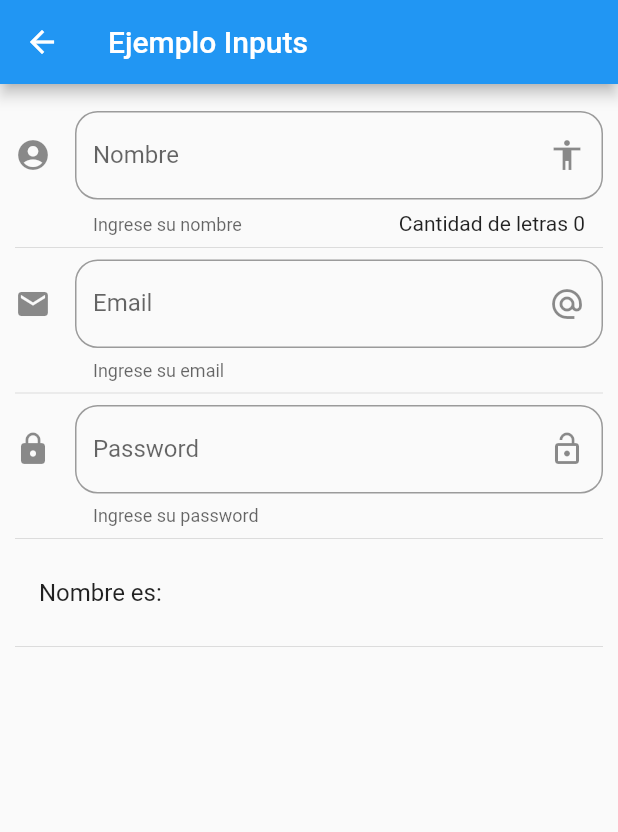
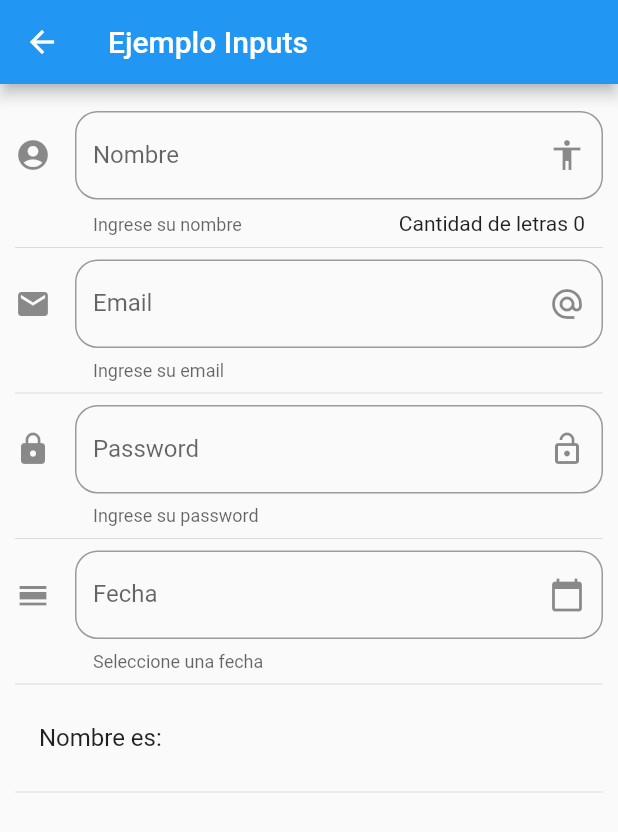
Before and after one commit to julianGonzalezV/poc_flutter, a Flutter app: the screen it shows after launch, after a tap on "5. Campos de entrada (email, pd, date ..", on a phone screen of 412 x 824 dp. Shown: the top 832 px of the screen. Run offline on Flutter 3.47's test engine with Material 2 defaults, Android fonts, the phone set to English and light mode, and no system bars; network calls fail.

Commit message:
input date type

```diff
--- a/lib/src/app.dart
+++ b/lib/src/app.dart
@@ -1,6 +1,7 @@
 import 'package:flutter/material.dart';
 import 'package:poc_flutter/src/pages/alert_page.dart';
 import 'package:poc_flutter/src/routes/routes.dart';
+import 'package:flutter_localizations/flutter_localizations.dart';
 
 class PruebaConcepto extends StatelessWidget {
   @override
@@ -9,6 +10,19 @@ class PruebaConcepto extends StatelessWidget {
     // use debugShowCheckedModeBanner:false
     return MaterialApp(
       debugShowCheckedModeBanner: false,
+      localizationsDelegates: [
+        // ... app-specific localization delegate[s] here
+        GlobalMaterialLocalizations.delegate,
+        GlobalWidgetsLocalizations.delegate,
+        GlobalCupertinoLocalizations.delegate,
+      ],
+      supportedLocales: [
+        const Locale('en', ''),
+        const Locale('es', 'ES'),
+        const Locale.fromSubtags(
+            languageCode: 'zh'), // Chinese *See Advanced Locales below*
+        // ... other locales the app supports
+      ],
       initialRoute: '/',
       routes: appRoutes(),
 
--- a/lib/src/pages/inputs_page.dart
+++ b/lib/src/pages/inputs_page.dart
@@ -9,8 +9,10 @@ class EjemploInputsState extends State<EjemploInputs> {
   String _nombre = '';
   String _email = '';
   String _password = '';
+  String _fecha = '';
+  TextEditingController _inputFechaCtr = new TextEditingController();
 
-  Widget _crearInput() {
+  Widget _input() {
     return TextField(
       //autofocus: true, para que aparezca el teclado de una
       textCapitalization: TextCapitalization.sentences,
@@ -30,7 +32,7 @@ class EjemploInputsState extends State<EjemploInputs> {
     );
   }
 
-  Widget _crearEmailInput() {
+  Widget _emailInput() {
     return TextField(
       keyboardType: TextInputType.emailAddress,
       decoration: InputDecoration(
@@ -48,7 +50,7 @@ class EjemploInputsState extends State<EjemploInputs> {
     );
   }
 
-  Widget _crearPasswordInput() {
+  Widget _passwordInput() {
     return TextField(
       obscureText: true,
       decoration: InputDecoration(
@@ -66,10 +68,44 @@ class EjemploInputsState extends State<EjemploInputs> {
     );
   }
 
+  Widget _fechaInput(BuildContext context) {
+    return TextField(
+      controller: _inputFechaCtr,
+      enableInteractiveSelection: false,
+      decoration: InputDecoration(
+          border: OutlineInputBorder(borderRadius: BorderRadius.circular(15.0)),
+          hintText: 'Fecha',
+          labelText: 'Fecha',
+          helperText: 'Seleccione una fecha',
+          suffixIcon: Icon(Icons.calendar_today),
+          icon: Icon(Icons.calendar_view_day)),
+      onTap: () {
+        FocusScope.of(context).requestFocus(new FocusScopeNode());
+        _seleccionFecha(context);
+      },
+    );
+  }
+
   Widget _crearCliente() {
     return ListTile(
       title: Text('Nombre es: $_nombre'),
     );
+  }
+
+  _seleccionFecha(BuildContext context) async {
+    DateTime seleccion = await showDatePicker(
+      context: context,
+      initialDate: new DateTime.now(),
+      firstDate: new DateTime(2020),
+      lastDate: new DateTime(2025),
+      locale: Locale('es', 'ES'),
+    );
+    if (seleccion != null) {
+      setState(() {
+        _fecha = seleccion.toString();
+        _inputFechaCtr.text = _fecha;
+      });
+    }
   }
 
   @override
@@ -81,11 +117,13 @@ class EjemploInputsState extends State<EjemploInputs> {
       body: ListView(
         padding: EdgeInsets.symmetric(horizontal: 10.0, vertical: 18.0),
         children: <Widget>[
-          _crearInput(),
+          _input(),
           Divider(),
-          _crearEmailInput(),
+          _emailInput(),
           Divider(),
-          _crearPasswordInput(),
+          _passwordInput(),
+          Divider(),
+          _fechaInput(context),
           Divider(),
           _crearCliente(),
           Divider(),
--- a/pubspec.yaml
+++ b/pubspec.yaml
@@ -22,6 +22,8 @@ environment:
 
 dependencies:
   flutter:
+    sdk: flutter
+  flutter_localizations:
     sdk: flutter
 
 
```
Also changed, not shown: pubspec.lock.
